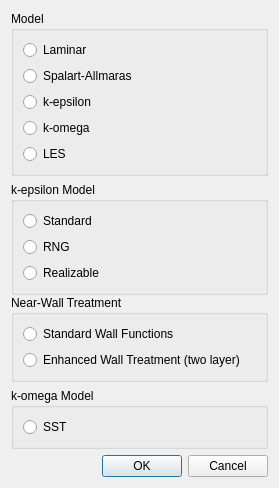
Qt form view/setup/models/turbulence_model_dialog.ui (nextfoam/baram) before a commit.
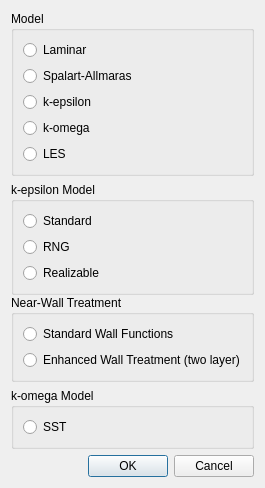
The same form after that commit.

```diff
--- a/view/setup/models/turbulence_model_dialog.ui
+++ b/view/setup/models/turbulence_model_dialog.ui
@@ -6,10 +6,16 @@
    <rect>
     <x>0</x>
     <y>0</y>
-    <width>275</width>
+    <width>265</width>
     <height>472</height>
    </rect>
   </property>
+  <property name="minimumSize">
+   <size>
+    <width>265</width>
+    <height>0</height>
+   </size>
+  </property>
   <property name="windowTitle">
    <string>Turbulence Model</string>
   </property>
@@ -18,7 +24,7 @@
     <widget class="QWidget" name="modelWidget" native="true">
      <property name="minimumSize">
       <size>
-       <width>257</width>
+       <width>0</width>
        <height>0</height>
       </size>
      </property>
```
